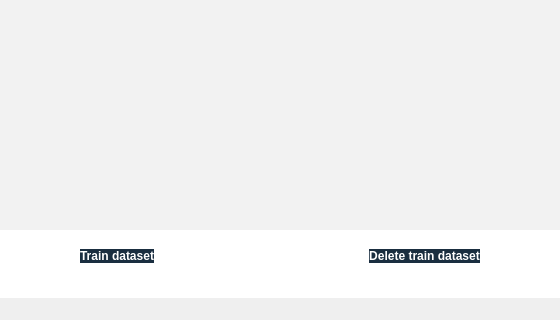
This is src/gui/uis/main_window.ui in IntelCompH2020/topicmodeler as Qt 5 draws it before an edit; both pictures show x 340 to 900 and y 452 to 772 of the 1060 by 772 pixel window. The edited form follows.
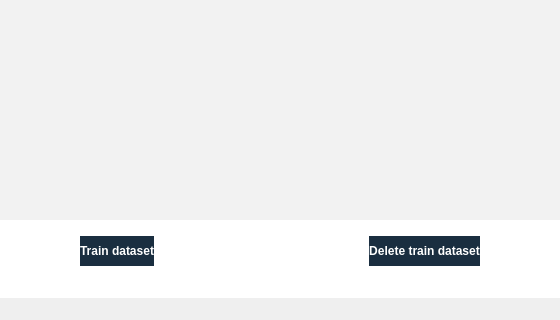
This is the edited form. The open tabs and pages were chosen to show the change. Icons and pictures are not drawn.

```diff
--- a/src/gui/uis/main_window.ui
+++ b/src/gui/uis/main_window.ui
@@ -2506,7 +2506,13 @@
                                   </spacer>
                                  </item>
                                  <item>
-                                  <widget class="QPushButton" name="pushButton_train_dataset">
+                                  <widget class="QPushButton" name="pushButton_train_trdtst">
+                                   <property name="minimumSize">
+                                    <size>
+                                     <width>0</width>
+                                     <height>30</height>
+                                    </size>
+                                   </property>
                                    <property name="styleSheet">
                                     <string notr="true">QPushButton {
 	background-color: #1A2E40;
@@ -2542,7 +2548,13 @@
                                   </spacer>
                                  </item>
                                  <item>
-                                  <widget class="QPushButton" name="pushButton_2">
+                                  <widget class="QPushButton" name="pushButton_delete_trdtst">
+                                   <property name="minimumSize">
+                                    <size>
+                                     <width>0</width>
+                                     <height>30</height>
+                                    </size>
+                                   </property>
                                    <property name="styleSheet">
                                     <string notr="true">QPushButton {
 	background-color: #1A2E40;
```
Left out of the diff: 14 changed lines with no effect on the pictures.
